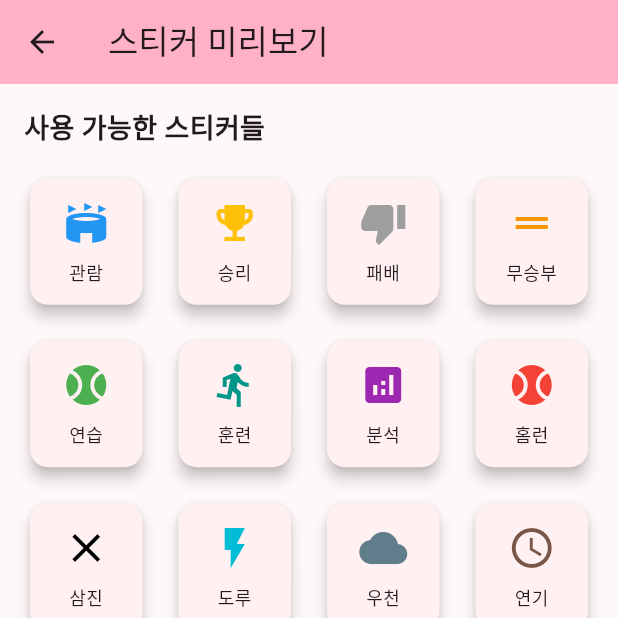
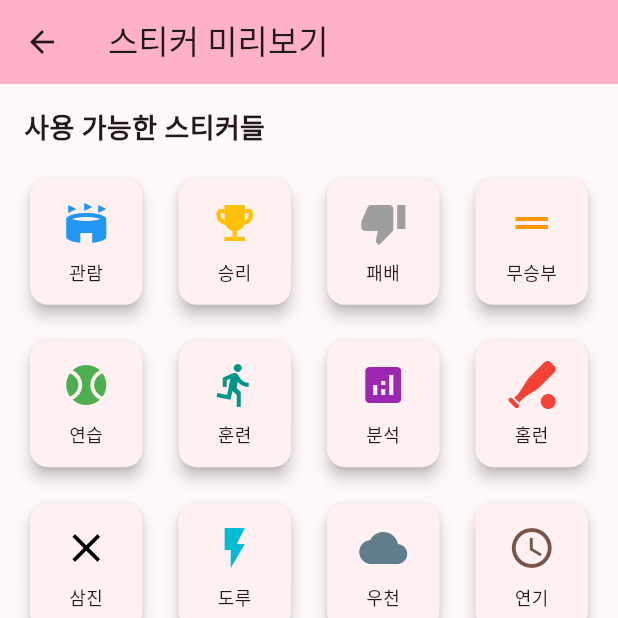
Before and after one commit to seoyeong6/baseball_diary2, a Flutter app: the StickerPreviewScreen screen opened directly, on a phone screen of 412 x 824 dp, the top half of it. Run offline on Flutter 3.47's test engine with Material 3 defaults, Android fonts, the phone set to English and light mode, and no system bars; our stand-ins replace font_awesome_flutter, shared_preferences; accounts and stored records are empty.

Commit message:
feat: 홈런 스티커에 FontAwesome 아이콘 적용
- 홈런 스티커에 FontAwesome baseballBatBall 아이콘 사용
- 스티커 미리보기 화면에서 FontAwesome 아이콘 렌더링 지원 추가
- Material Icons와 FontAwesome Icons 혼합 사용 가능하도록 개선

🤖 Generated with [Claude Code](https://claude.ai/code)

Co-Authored-By: Claude <noreply@anthropic.com>

```diff
--- a/lib/models/sticker_data.dart
+++ b/lib/models/sticker_data.dart
@@ -1,4 +1,5 @@
 import 'package:flutter/material.dart';
+import 'package:font_awesome_flutter/font_awesome_flutter.dart';
 
 enum StickerType {
   // 경기 관련
@@ -13,7 +14,7 @@ enum StickerType {
   analysis('analysis', '분석', Icons.analytics, Colors.purple),
 
   // 특별한 순간
-  homerun('homerun', '홈런', Icons.sports_baseball, Colors.red),
+  homerun('homerun', '홈런', FontAwesomeIcons.baseballBatBall, Colors.red),
   strikeout('strikeout', '삼진', Icons.close, Colors.black),
   steal('steal', '도루', Icons.flash_on, Colors.cyan),
 
--- a/lib/screens/sticker_preview.dart
+++ b/lib/screens/sticker_preview.dart
@@ -1,4 +1,5 @@
 import 'package:flutter/material.dart';
+import 'package:font_awesome_flutter/font_awesome_flutter.dart';
 import '../models/sticker_data.dart';
 
 class StickerPreviewScreen extends StatelessWidget {
@@ -49,11 +50,17 @@ class StickerPreviewScreen extends StatelessWidget {
         child: Column(
           mainAxisAlignment: MainAxisAlignment.center,
           children: [
-            Icon(
-              stickerType.icon,
-              size: 32,
-              color: stickerType.color,
-            ),
+            stickerType.icon.runtimeType == IconData
+              ? Icon(
+                  stickerType.icon,
+                  size: 32,
+                  color: stickerType.color,
+                )
+              : FaIcon(
+                  stickerType.icon as IconData,
+                  size: 28,
+                  color: stickerType.color,
+                ),
             const SizedBox(height: 8),
             Text(
               stickerType.displayName,
```
